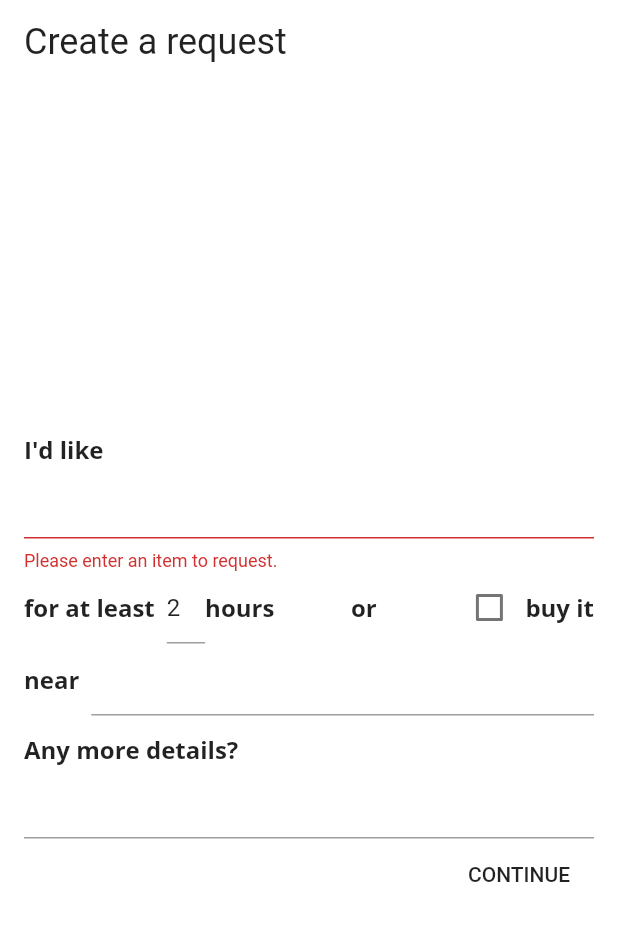
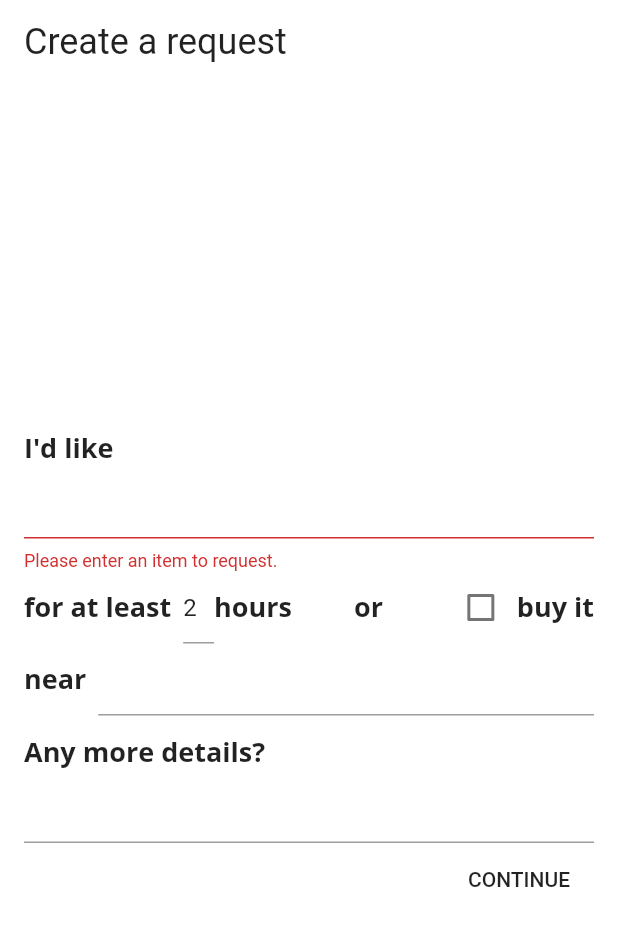
Before and after one commit to meyerzinn/rentcycle, a Flutter app: the screen it shows after launch, after a tap on "CONTINUE", on a phone screen of 412 x 824 dp. Shown: the top 926 px of the screen. Run offline on Flutter 3.47's test engine with Material 2 defaults, Android fonts, the phone set to English and light mode, and no system bars; our stand-ins replace google_fonts.

```diff
--- a/lib/create_request_details.dart
+++ b/lib/create_request_details.dart
@@ -63,6 +63,11 @@ class _CreateRequestDetailsPageState extends State<CreateRequestDetailsPage> {
                           onChanged: (String newTitle) =>
                               setState(() => title = newTitle),
                           autovalidate: true,
+                          decoration: InputDecoration(
+                              focusedBorder: UnderlineInputBorder(
+                                  borderSide: BorderSide(color: ACCENT_COLOR)
+                              )
+                          ),
                           validator: (String value) {
                             return value.isEmpty
                                 ? "Please enter an item to request."
@@ -85,6 +90,11 @@ class _CreateRequestDetailsPageState extends State<CreateRequestDetailsPage> {
                         inputFormatters: [
                           WhitelistingTextInputFormatter.digitsOnly
                         ],
+                        decoration: InputDecoration(
+                            focusedBorder: UnderlineInputBorder(
+                                borderSide: BorderSide(color: ACCENT_COLOR)
+                            )
+                        ),
                         validator: (String value) {
                           return int.tryParse(value) != null
                               ? null
@@ -113,6 +123,11 @@ class _CreateRequestDetailsPageState extends State<CreateRequestDetailsPage> {
                     Container(width: 8),
                     Flexible(
                       child: TextFormField(
+                        decoration: InputDecoration(
+                          focusedBorder: UnderlineInputBorder(
+                              borderSide: BorderSide(color: ACCENT_COLOR)
+                          )
+                        ),
                         validator: (value) {
                           if (value.isEmpty || value == "") {
                             return "Please enter your address.";
@@ -138,6 +153,11 @@ class _CreateRequestDetailsPageState extends State<CreateRequestDetailsPage> {
                             description = value;
                           });
                         },
+                        decoration: InputDecoration(
+                            focusedBorder: UnderlineInputBorder(
+                                borderSide: BorderSide(color: ACCENT_COLOR)
+                            )
+                        )
                       ))
                     ],
                   ),
@@ -154,7 +174,7 @@ class _CreateRequestDetailsPageState extends State<CreateRequestDetailsPage> {
                                 context,
                                 MaterialPageRoute(
                                     builder: (context) =>
-                                        RequestListWidget()));
+                                        RequestListPage()));
                           }
                         },
                         child: const Text('CONTINUE'),
--- a/lib/main.dart
+++ b/lib/main.dart
@@ -29,7 +29,7 @@ ThemeData buildTheme(BuildContext context) {
       title: GoogleFonts.openSans(
         fontWeight: FontWeight.w700,
         fontStyle: FontStyle.normal,
-        fontSize: 16,
+        fontSize: 18,
         textStyle: textTheme.title,
       ),
       subtitle: GoogleFonts.openSans(
@@ -43,8 +43,14 @@ ThemeData buildTheme(BuildContext context) {
         color: ACCENT_COLOR,
         textStyle: textTheme.display1,
         fontSize: 35
+      ),
+      body1: GoogleFonts.openSans(
+        fontStyle: FontStyle.normal,
+        fontSize: 18,
+        textStyle: textTheme.body1
       )
     ),
+    cursorColor: ACCENT_COLOR
   );
 }
 
@@ -57,7 +63,7 @@ class MyApp extends StatelessWidget {
       theme: buildTheme(context).copyWith(brightness: Brightness.light),
       initialRoute: '/',
       routes: {
-        '/requests': (context) => RequestListWidget(),
+        '/requests': (context) => RequestListPage(),
         '/requests/new': (context) => CreateRequestTitlePage(),
       },
       home: CreateRequestTitlePage(),
--- a/lib/util.dart
+++ b/lib/util.dart
@@ -6,8 +6,9 @@ class User {
   final int id;
   final String name;
   final String email;
+  final int balance;
 
-  User(this.id, this.name, {this.email});
+  User(this.id, this.name, this.balance, {this.email});
 }
 
 class UserOffer {
@@ -32,7 +33,7 @@ abstract class UserRequest {
   final String imageURL;
 
   List<int> hideFrom = [];
-  List<int> bids = [];
+  Map<int, int> bids = {};
 
   User lender, receiver;
 
@@ -48,7 +49,7 @@ abstract class UserRequest {
 
   get pointsAvg => bids.length == 0
       ? suggestedPoints
-      : (bids.reduce(min) + suggestedPoints) ~/ 2;
+      : (bids.values.reduce(min) + suggestedPoints) ~/ 2;
 }
 
 class LendRequest extends UserRequest {
@@ -75,7 +76,7 @@ class BuyRequest extends UserRequest {
   void acceptOffer(User u) {}
 }
 
-var users = [User(0, "Joe Test"), User(1, "Steven Debug")];
+var users = [User(0, "Joe Test", 200), User(1, "Steven Debug", 200)];
 var userRequests = <UserRequest>[
   LendRequest(
       0,
@@ -108,3 +109,4 @@ const BODY_COLOR = Colors.black;
 const MAIN_BG_COLOR = Colors.white;
 const SECONDARY_BG_COLOR = Colors.white70;
 const BORDER_COLOR = Colors.grey;
+const ERROR_COLOR = Colors.red;
--- a/lib/view_offers.dart
+++ b/lib/view_offers.dart
@@ -1,4 +1,4 @@
-import 'package:flutter/material.dart';
+/*import 'package:flutter/material.dart';
 import 'package:rentcycle/create_request_title_page.dart';
 import 'util.dart';
 
@@ -173,4 +173,4 @@ class _OfferWidgetState extends State<OfferWidget> {
                               .subtitle),
     )))));
   }
-}
+}*/
```
Also changed, not shown: lib/view_request_details.dart (added, +185 -0 lines), lib/view_requests.dart (+15 -70 lines).
